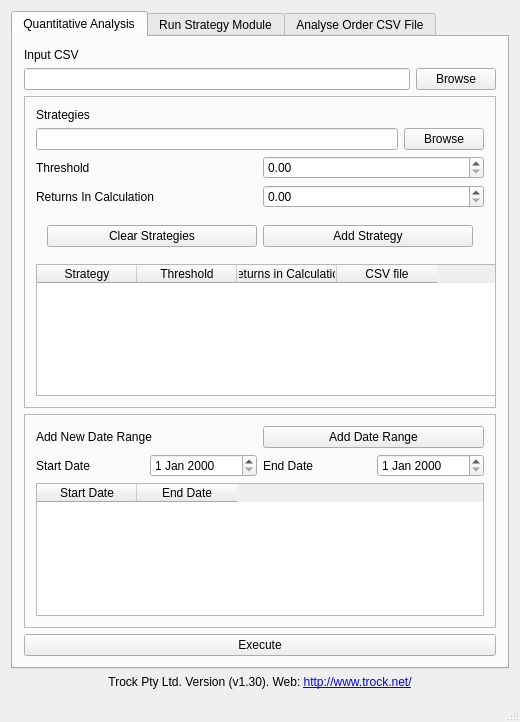
Above: gui_antheny/mainwindow.ui from mobeigi/Algorithmic-Trading before the change. Below: the same form after it.
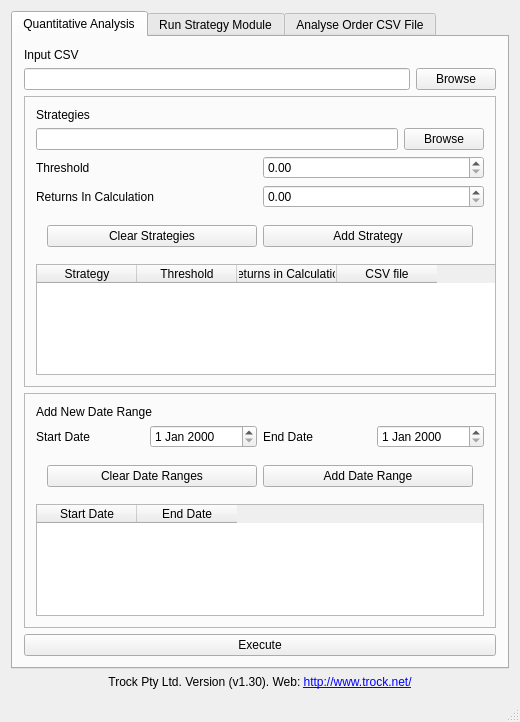
That is the form after the change.

Commit message: added date table

What changed in the file:
```diff
--- a/gui_antheny/mainwindow.ui
+++ b/gui_antheny/mainwindow.ui
@@ -219,18 +219,14 @@
               <layout class="QHBoxLayout" name="horizontalLayout_11">
                <item>
                 <widget class="QLabel" name="label_5">
+                 <property name="styleSheet">
+                  <string notr="true">qproperty-alignment: AlignCenter;</string>
+                 </property>
                  <property name="text">
                   <string>Add New Date Range</string>
                  </property>
                 </widget>
                </item>
-               <item>
-                <widget class="QPushButton" name="anaylsisAddDateButton">
-                 <property name="text">
-                  <string>Add Date Range</string>
-                 </property>
-                </widget>
-               </item>
               </layout>
              </item>
              <item>
@@ -259,6 +255,26 @@
              </item>
             </layout>
            </item>
+           <item>
+            <widget class="QFrame" name="analysisDateButtonFrame">
+             <layout class="QHBoxLayout" name="horizontalLayout_10">
+              <item>
+               <widget class="QPushButton" name="analysisClearDateButton">
+                <property name="text">
+                 <string>Clear Date Ranges</string>
+                </property>
+               </widget>
+              </item>
+              <item>
+               <widget class="QPushButton" name="analysisAddDateButton">
+                <property name="text">
+                 <string>Add Date Range</string>
+                </property>
+               </widget>
+              </item>
+             </layout>
+            </widget>
+           </item>
            <item>
             <widget class="QTableWidget" name="analysisListDate">
              <property name="styleSheet">
```
The commit also changes 2 other files.
